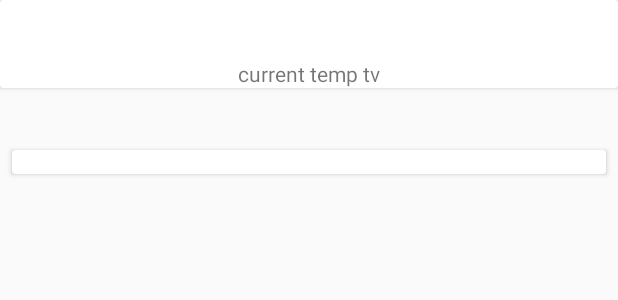
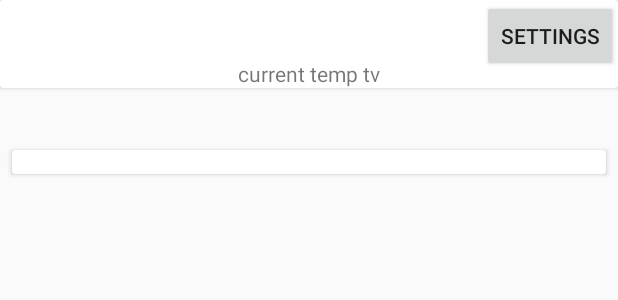
Before and after one commit to Jehzz/Simple-Weather, an Android app: the layout activity_main.xml on its own in the app's theme, with its tools: preview values and no code run, on a phone screen of 412 x 824 dp. Shown: the top 300 px of the screen. Run offline under Robolectric (Android 15) with nearby library versions, the phone set to English and light mode, and no system bars.

Commit message:
Updates: -Added placeholder Menu button in Current Weather's cardview -Added second dataset, fetcher, getter in ViewModel class, and respective Retrofit call, for current weather conditions
Todo:
-Add PokoCurrentWeather class to match format of new api call's JSON
-Implement min/max function in CustomAdapter to assign correct icon
-Build/split Today's weather and Forecast weather recyclerview's viewholders and adapters

```diff
--- a/app/src/main/res/layout/activity_main.xml
+++ b/app/src/main/res/layout/activity_main.xml
@@ -21,6 +21,14 @@
             android:layout_gravity="center_horizontal"
             android:layout_marginTop="39dp"
             tools:text="current temp tv" />
+
+        <Button
+            android:id="@+id/btn_settings"
+            android:layout_width="wrap_content"
+            android:layout_height="wrap_content"
+            android:layout_gravity="right"
+            android:text="Settings"
+            tools:text="settings" />
     </androidx.cardview.widget.CardView>
 
     <androidx.cardview.widget.CardView
```
Also changed, not shown: app/src/main/java/com/example/weatherapp/model/RetrofitEndpoint.kt (+8 -1 lines), app/src/main/java/com/example/weatherapp/view/MainActivity.kt (+13 -6 lines), app/src/main/java/com/example/weatherapp/viewmodel/WeatherViewModel.kt (+38 -7 lines).
